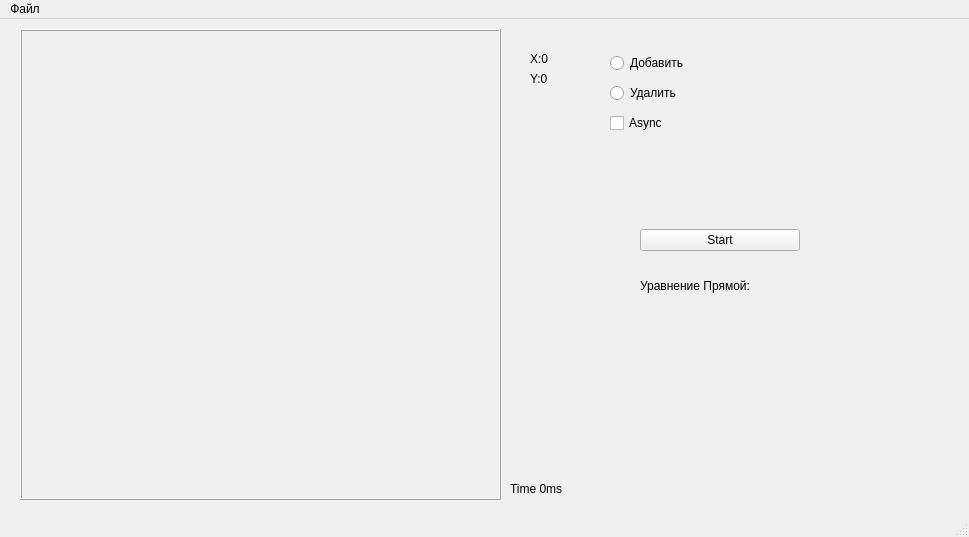
Before: the Qt Designer form RANSAC/mainwindow.ui in borisrozhnov0/Tasks, drawn with Qt 5.
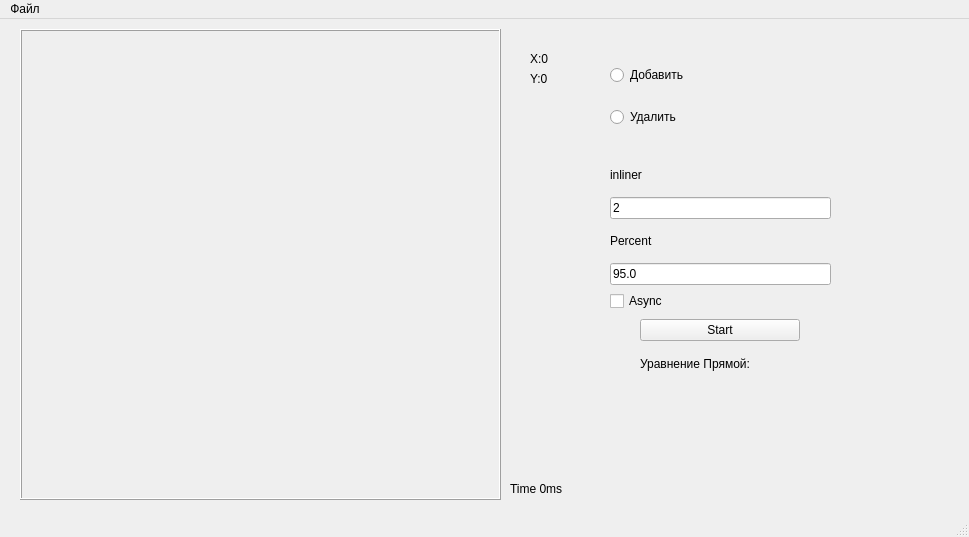
After: the same form once the commit is applied.

Patch:
```diff
--- a/RANSAC/mainwindow.ui
+++ b/RANSAC/mainwindow.ui
@@ -62,7 +62,7 @@
       <x>610</x>
       <y>30</y>
       <width>221</width>
-      <height>88</height>
+      <height>94</height>
      </rect>
     </property>
     <layout class="QVBoxLayout" name="verticalLayout">
@@ -80,13 +80,6 @@
        </property>
       </widget>
      </item>
-     <item>
-      <widget class="QCheckBox" name="checkAsync">
-       <property name="text">
-        <string>Async</string>
-       </property>
-      </widget>
-     </item>
     </layout>
    </widget>
    <widget class="QLabel" name="label">
@@ -106,9 +99,9 @@
     <property name="geometry">
      <rect>
       <x>640</x>
-      <y>210</y>
+      <y>300</y>
       <width>160</width>
-      <height>85</height>
+      <height>61</height>
      </rect>
     </property>
     <layout class="QVBoxLayout" name="verticalLayout_2">
@@ -128,11 +121,58 @@
      </item>
     </layout>
    </widget>
+   <widget class="QWidget" name="verticalLayoutWidget_3">
+    <property name="geometry">
+     <rect>
+      <x>610</x>
+      <y>140</y>
+      <width>221</width>
+      <height>152</height>
+     </rect>
+    </property>
+    <layout class="QVBoxLayout" name="RANSAC_set">
+     <item>
+      <widget class="QLabel" name="label_2">
+       <property name="text">
+        <string>inliner</string>
+       </property>
+      </widget>
+     </item>
+     <item>
+      <widget class="QLineEdit" name="inlinerEdit">
+       <property name="text">
+        <string>2</string>
+       </property>
+      </widget>
+     </item>
+     <item>
+      <widget class="QLabel" name="label_3">
+       <property name="text">
+        <string>Percent</string>
+       </property>
+      </widget>
+     </item>
+     <item>
+      <widget class="QLineEdit" name="PercentEdit">
+       <property name="text">
+        <string>95.0</string>
+       </property>
+      </widget>
+     </item>
+     <item>
+      <widget class="QCheckBox" name="checkAsync">
+       <property name="text">
+        <string>Async</string>
+       </property>
+      </widget>
+     </item>
+    </layout>
+   </widget>
    <widget class="QLabel" name="Linefunc">
     <property name="geometry">
      <rect>
       <x>510</x>
-      <y>300</y>
+      <y>360</y>
       <width>431</width>
       <height>61</height>
      </rect>
```
Left out of the diff: 2 changed lines with no effect on the pictures.
